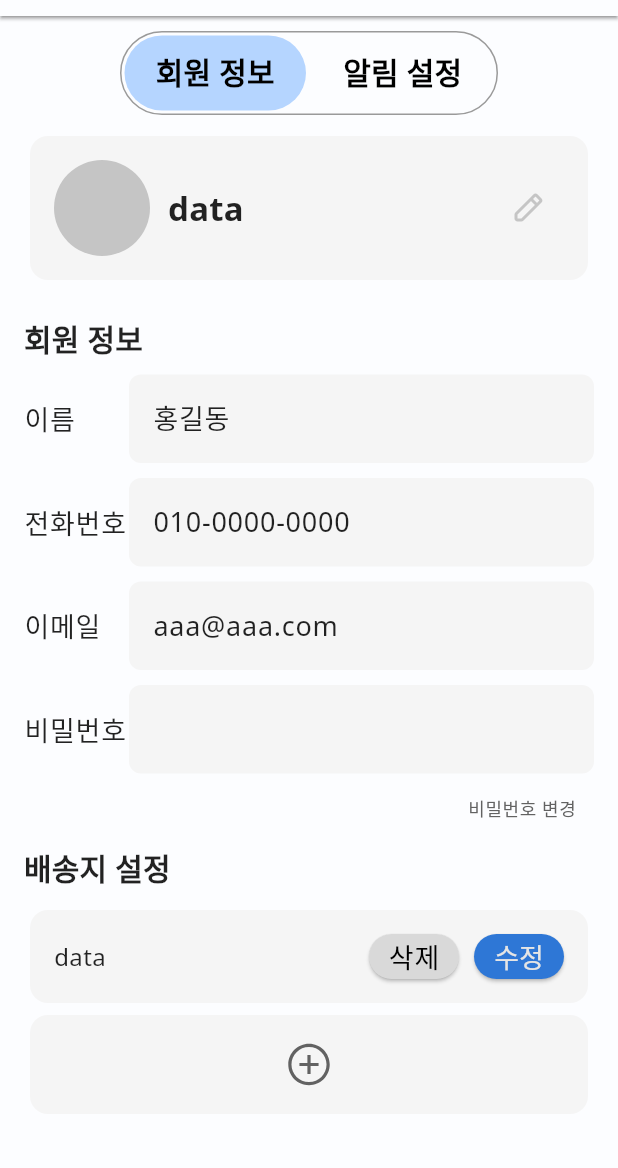
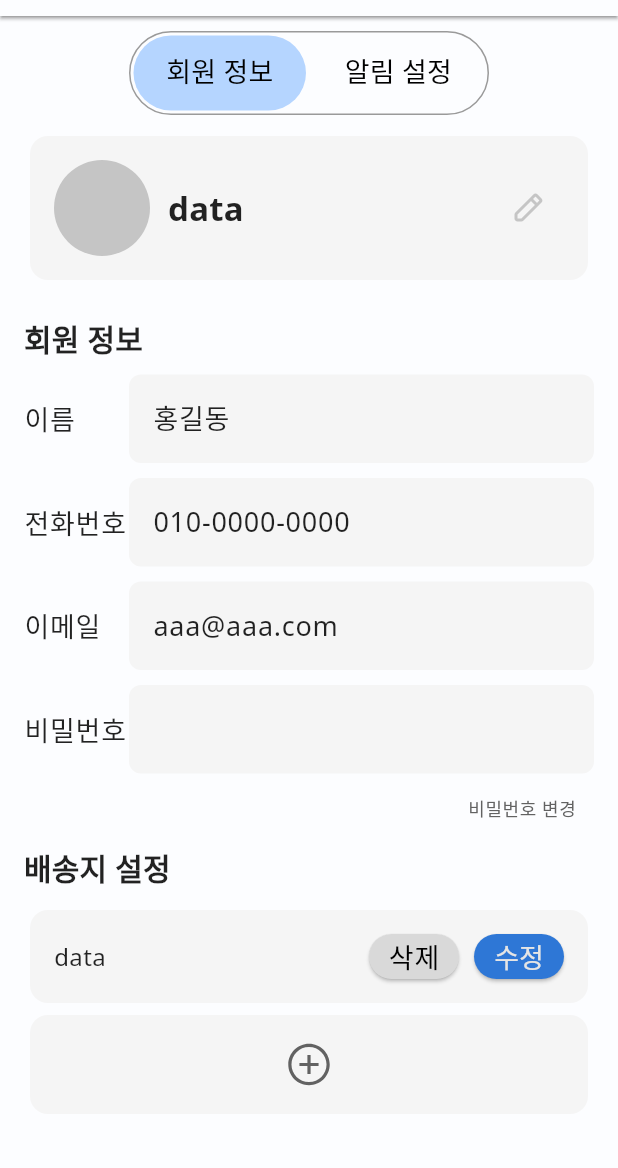
Before and after one commit to LIKELION-Android-Bootcamp-4th/AOS-04-officeShoppingMall, a Flutter app: the SettingScreen screen opened by its route, on a phone screen of 412 x 824 dp, the part 68-1236 px from its top. Run offline on Flutter 3.47's test engine with Material 3 defaults, Android fonts, the phone set to English and light mode, and no system bars; our stand-ins replace dio, flutter_bloc, flutter_svg, fluttertoast, google_fonts, pretty_dio_logger and 2 more; accounts and stored records are empty.

Commit message:
refactor: 커스텀 탭바 패딩 및 라벨 테마 수정

```diff
--- a/lib/core/theme/theme.dart
+++ b/lib/core/theme/theme.dart
@@ -27,7 +27,10 @@ ThemeData appThemeData() {
       overlayColor: MaterialStateProperty.all(Colors.transparent),
       dividerColor: Colors.transparent,
       labelColor: appColorScheme().onBackground,
+      labelStyle: appTextTheme().bodyLarge,
+      labelPadding: EdgeInsets.symmetric(horizontal: 8),
       unselectedLabelColor: appColorScheme().onBackground,
+      unselectedLabelStyle: appTextTheme().bodyLarge,
     ),
 
     elevatedButtonTheme: ElevatedButtonThemeData(
--- a/lib/core/widgets/custom_tab_bar.dart
+++ b/lib/core/widgets/custom_tab_bar.dart
@@ -7,7 +7,7 @@ Widget customTabBar({
   ValueChanged<int>? onTap,
 }) {
   return Padding(
-    padding: EdgeInsets.symmetric(horizontal: tabs.length < 3 ? 80 : 0, vertical: 10),
+    padding: EdgeInsets.symmetric(horizontal: tabs.length < 3 ? 86 : 16, vertical: 10),
     child: Container(
       height: 56,
       decoration: BoxDecoration(
```
